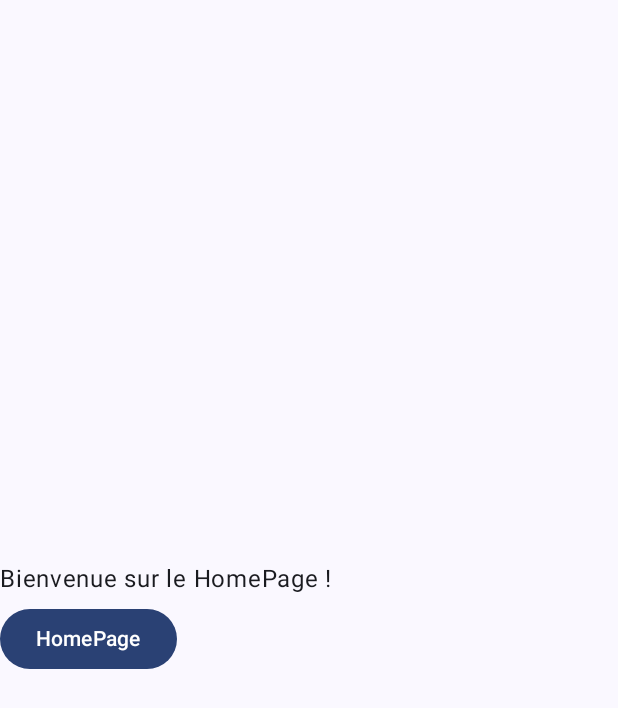
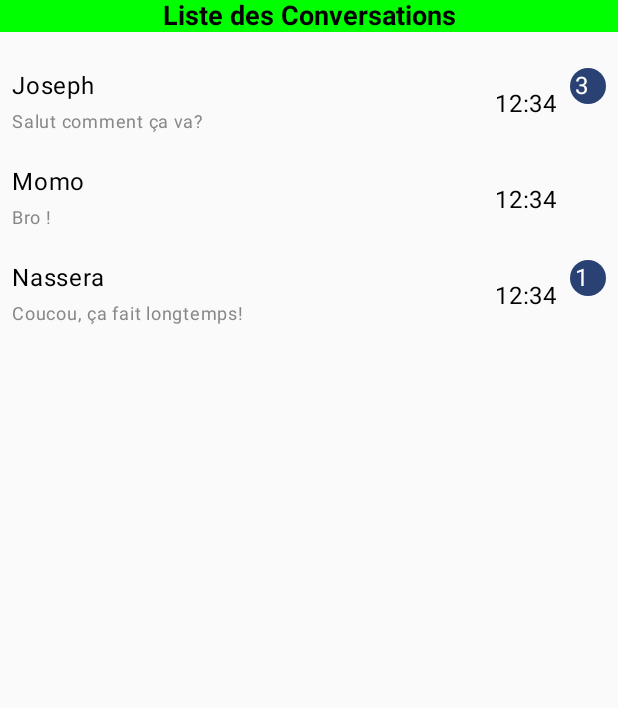
Before and after one commit to sidyjames/messenger-app, an Android app built with Jetpack Compose: the screen it shows after launch (MainActivity), after a tap on "Y ACCEDER", on a phone screen of 412 x 824 dp. Shown: the top 708 px of the screen. Run offline under Robolectric (Android 15) with nearby library versions, the phone set to English and light mode, and no system bars.

Commit message:
login and homepage with discussion

```diff
--- a/app/src/main/java/com/example/h3messenger/MainActivity.kt
+++ b/app/src/main/java/com/example/h3messenger/MainActivity.kt
@@ -3,25 +3,43 @@ package com.example.h3messenger
 import android.os.Bundle
 import androidx.activity.ComponentActivity
 import androidx.activity.compose.setContent
+import androidx.compose.foundation.background
+import androidx.compose.foundation.clickable
 import androidx.compose.foundation.layout.Arrangement
+import androidx.compose.foundation.layout.Box
 import androidx.compose.foundation.layout.Column
+import androidx.compose.foundation.layout.Row
 import androidx.compose.foundation.layout.fillMaxSize
 import androidx.compose.foundation.layout.fillMaxWidth
 import androidx.compose.foundation.layout.padding
+import androidx.compose.foundation.layout.size
+import androidx.compose.foundation.layout.width
+import androidx.compose.foundation.lazy.LazyColumn
+import androidx.compose.foundation.lazy.items
+import androidx.compose.foundation.shape.CircleShape
 import androidx.compose.material3.Button
 import androidx.compose.material3.ExperimentalMaterial3Api
 import androidx.compose.material3.MaterialTheme
 import androidx.compose.material3.OutlinedTextField
-import androidx.compose.material3.Surface
 import androidx.compose.material3.Text
 import androidx.compose.runtime.Composable
 import androidx.compose.runtime.getValue
 import androidx.compose.runtime.mutableStateOf
 import androidx.compose.runtime.remember
 import androidx.compose.runtime.setValue
+import androidx.compose.ui.Alignment
 import androidx.compose.ui.Modifier
+import androidx.compose.ui.draw.alpha
+import androidx.compose.ui.draw.clip
+import androidx.compose.ui.graphics.Color
+import androidx.compose.ui.text.TextStyle
+import androidx.compose.ui.text.font.FontWeight
 import androidx.compose.ui.tooling.preview.Preview
 import androidx.compose.ui.unit.dp
+import androidx.compose.ui.unit.sp
+import com.example.h3messenger.discussionPage.ConversationListItem
+import com.example.h3messenger.discussionPage.Greeting
+import com.example.h3messenger.discussionPage.HomePage
 import com.example.h3messenger.ui.theme.H3MessengerTheme
 
 class MainActivity : ComponentActivity() {
@@ -30,76 +48,31 @@ class MainActivity : ComponentActivity() {
         setContent {
             H3MessengerTheme {
                 // A surface container using the 'background' color from the theme
-                Surface(
-                    modifier = Modifier.fillMaxSize(),
-                    color = MaterialTheme.colorScheme.background
-                ) {
-                   Navigation()
-                }
+                ConversationApp()
             }
         }
     }
 }
 
 @OptIn(ExperimentalMaterial3Api::class)
-@Composable
-fun Greeting(modifier: Modifier = Modifier, onsubmit: ()-> Unit) {
-    var it by remember { mutableStateOf("") }
-    Column(
-        verticalArrangement = Arrangement.Center
-    ) {
-        Text(
-            text = "Bienvenue !",
-            modifier = Modifier.padding(bottom = 4.dp)
-        )
-        OutlinedTextField(
-            value = it,
-            onValueChange = { newName -> it = newName },
-            label = { Text("Entrez votre nom") },
-            modifier = Modifier
-                .fillMaxWidth()
-                .padding(bottom = 8.dp)
-        )
-        Button(onClick = onsubmit) {
-            Text("Y ACCEDER")
-        }
-    }
-}
+
 
 @Composable
-fun Navigation(){
+fun ConversationApp() {
     val currentPage = remember { mutableStateOf("login") }
-    when (currentPage.value){
-        "login" -> Greeting {currentPage.value= "home"}
+    when (currentPage.value) {
+        "login" -> Greeting { currentPage.value = "home" }
         "home" -> HomePage()
+        //"discussion" -> DiscussionPage()
         else -> Text(text = "404 not found")
 
     }
 }
 
-
-@OptIn(ExperimentalMaterial3Api::class)
-@Composable
-fun HomePage(modifier: Modifier = Modifier){
-    var it by remember { mutableStateOf("") }
-    Column(
-        verticalArrangement = Arrangement.Center,
-        modifier = modifier
-    ) {
-        Text(
-            text = "Bienvenue sur le HomePage !",
-            modifier = Modifier.padding(bottom = 4.dp)
-        )
-
-        Button(onClick = {  }) {
-            Text("HomePage")
-        }
-    }
-}
 @Preview(showBackground = true)
 @Composable
 fun GreetingPreview() {
     H3MessengerTheme {
-        Navigation()
+        ConversationApp()
     }
 }
--- /dev/null
+++ b/app/src/main/java/com/example/h3messenger/discussionPage/discussionPage.kt
@@ -0,0 +1,120 @@
+package com.example.h3messenger.discussionPage
+
+import androidx.compose.foundation.background
+import androidx.compose.foundation.clickable
+import androidx.compose.foundation.layout.Box
+import androidx.compose.foundation.layout.Column
+import androidx.compose.foundation.layout.Row
+import androidx.compose.foundation.layout.fillMaxWidth
+import androidx.compose.foundation.layout.padding
+import androidx.compose.foundation.layout.size
+import androidx.compose.foundation.layout.width
+import androidx.compose.foundation.lazy.LazyColumn
+import androidx.compose.foundation.lazy.items
+import androidx.compose.foundation.shape.CircleShape
+import androidx.compose.material3.ExperimentalMaterial3Api
+import androidx.compose.material3.MaterialTheme
+import androidx.compose.material3.Text
+import androidx.compose.runtime.Composable
+import androidx.compose.ui.Alignment
+import androidx.compose.ui.Modifier
+import androidx.compose.ui.draw.alpha
+import androidx.compose.ui.draw.clip
+import androidx.compose.ui.graphics.Color
+import androidx.compose.ui.text.TextStyle
+import androidx.compose.ui.text.font.FontWeight
+import androidx.compose.ui.unit.dp
+import androidx.compose.ui.unit.sp
+
+@OptIn(ExperimentalMaterial3Api::class)
+@Composable
+fun HomePage(modifier: Modifier = Modifier) {
+    val contacts = listOf("Joseph" to 3, "Momo" to 0, "Nassera" to 1)
+
+    Column(
+        modifier = modifier
+    ) {
+        Box(
+            modifier = Modifier
+                .fillMaxWidth()
+                .padding(bottom = 16.dp) // Ajoutez le padding en bas de l'en-tête
+                .background(color = Color.Green),
+            contentAlignment = Alignment.Center
+        ) {
+            Text(
+                text = "Liste des Conversations",
+                style = TextStyle(
+                    fontWeight = FontWeight.Bold,
+                    fontSize = 18.sp,
+                    color = Color.Black
+                )
+            )
+        }
+
+        // Liste de discussions avec 3 contacts
+        LazyColumn {
+            items(contacts) { (contact, messageCount) ->
+                ConversationListItem(contact = contact, messageCount = messageCount)
+            }
+        }
+    }
+}
+
+
+
+@Composable
+fun ConversationListItem(contact: String, messageCount: Int?) {
+    Row(
+        modifier = Modifier
+            .fillMaxWidth()
+            .clickable { /* TODO: Ajouter une action au clic de l'élément de liste */ }
+            .padding(8.dp)
+    ) {
+        // Avatar (exemple avec une icône)
+
+        // Contenu de la conversation (nom du contact)
+        Column(
+            modifier = Modifier
+                .weight(1f)
+                .padding(end = 8.dp)
+        ) {
+            Text(text = contact)
+            // Début de message
+            val messagePreview = when (contact) {
+                "Joseph" -> "Salut comment ça va?"
+                "Momo" -> "Bro !"
+                "Nassera" -> "Coucou, ça fait longtemps!"
+                else -> "Aucun message"
+            }
+            Text(text = messagePreview, color = Color.Gray, fontSize = 12.sp)
+        }
+
+        // Heure à droite (exemple avec une heure statique)
+        Text(
+            text = "12:34", // Remplacez par l'heure réelle
+            modifier = Modifier
+                .align(Alignment.CenterVertically)
+                .width(50.dp)
+        )
+
+        // Nombre de messages (si disponible)
+        val alpha = if (messageCount != null && messageCount != 0) 1f else 0f
+        Box(
+            modifier = Modifier
+                .size(24.dp)
+                .clip(CircleShape)
+                .background(MaterialTheme.colorScheme.primary.copy(alpha = alpha))
+                .padding(end = 8.dp)
+                .alpha(alpha)
+        ) {
+            if (messageCount != null && messageCount != 0) {
+                Text(
+                    text = messageCount.toString(),
+                    color = Color.White,
+                    modifier = Modifier
+                        .align(Alignment.Center)
+                )
+            }
+        }
+    }
+}
--- /dev/null
+++ b/app/src/main/java/com/example/h3messenger/discussionPage/welcomePage.kt
@@ -0,0 +1,42 @@
+package com.example.h3messenger.discussionPage
+
+import androidx.compose.foundation.layout.Arrangement
+import androidx.compose.foundation.layout.Column
+import androidx.compose.foundation.layout.fillMaxWidth
+import androidx.compose.foundation.layout.padding
+import androidx.compose.material3.Button
+import androidx.compose.material3.ExperimentalMaterial3Api
+import androidx.compose.material3.OutlinedTextField
+import androidx.compose.material3.Text
+import androidx.compose.runtime.Composable
+import androidx.compose.runtime.getValue
+import androidx.compose.runtime.mutableStateOf
+import androidx.compose.runtime.remember
+import androidx.compose.runtime.setValue
+import androidx.compose.ui.Modifier
+import androidx.compose.ui.unit.dp
+
+@OptIn(ExperimentalMaterial3Api::class)
+@Composable
+fun Greeting(modifier: Modifier = Modifier, onsubmit: () -> Unit) {
+    var it by remember { mutableStateOf("") }
+    Column(
+        verticalArrangement = Arrangement.Center
+    ) {
+        Text(
+            text = "Bienvenue !",
+            modifier = Modifier.padding(bottom = 4.dp)
+        )
+        OutlinedTextField(
+            value = it,
+            onValueChange = { newName -> it = newName },
+            label = { Text("Entrez votre nom") },
+            modifier = Modifier
+                .fillMaxWidth()
+                .padding(bottom = 8.dp)
+        )
+        Button(onClick = onsubmit) {
+            Text("Y ACCEDER")
+        }
+    }
+}
```
